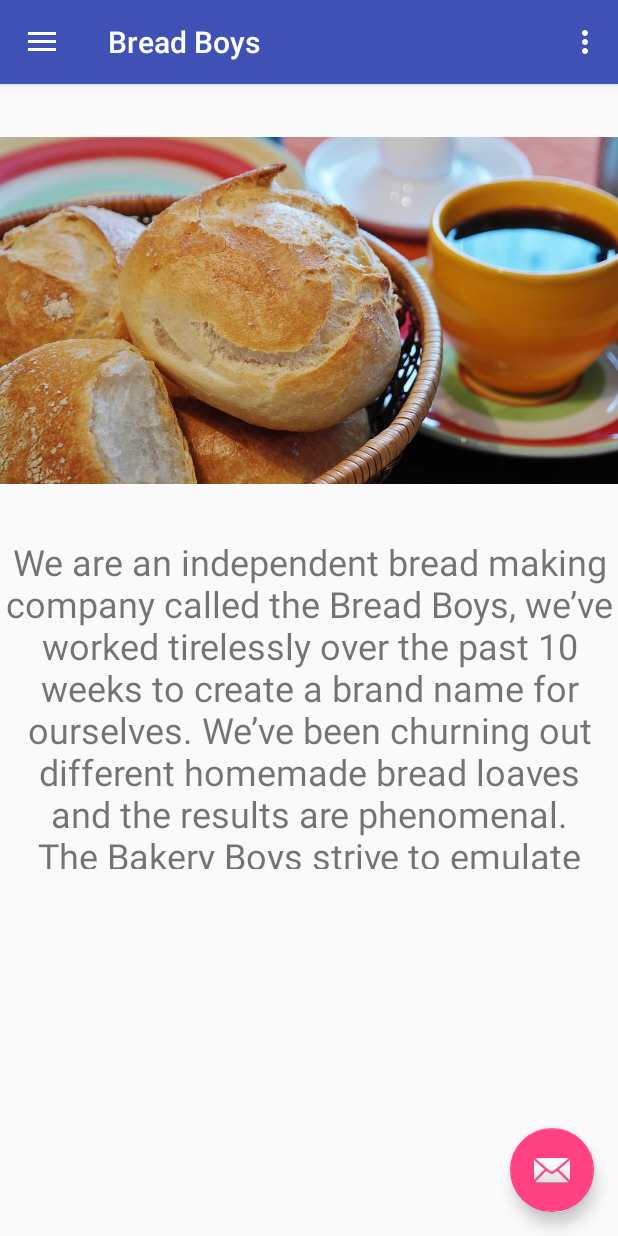
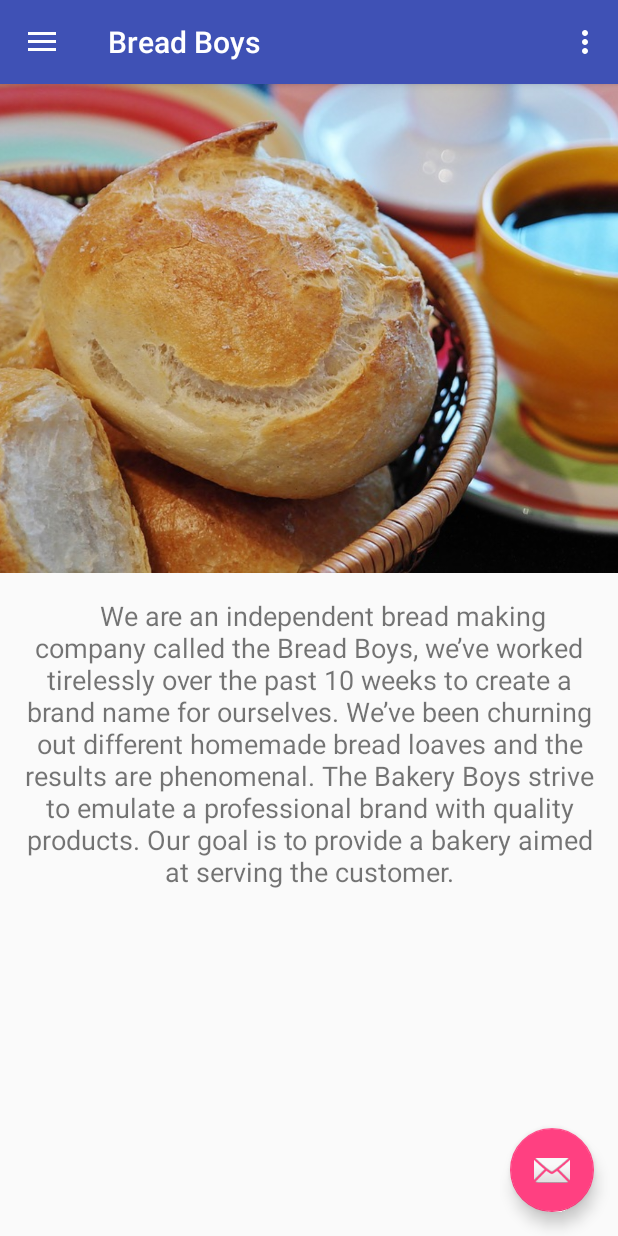
Before and after one commit to ColinLandry/ColinWill-BreadBoys, an Android app: the screen it shows after launch (MainActivity), on a phone screen of 412 x 824 dp. Run offline under Robolectric (Android 15) with nearby library versions, the phone set to English and light mode, and no system bars.

Commit message:
#15 #16 Created and edited pictures for the recipe and main pages

```diff
--- a/app/src/main/res/layout/fragment_main.xml
+++ b/app/src/main/res/layout/fragment_main.xml
@@ -11,17 +11,19 @@
     <ImageView
         android:id="@+id/imageView2"
         android:layout_width="match_parent"
-        android:layout_height="302dp"
-        android:adjustViewBounds="false"
-        android:cropToPadding="false"
+        android:layout_height="326dp"
         app:srcCompat="@drawable/mainpageimage"
-        tools:scaleType="centerCrop" />
+        android:adjustViewBounds="true"
+        android:scaleType="centerCrop" />
 
     <TextView
         android:id="@+id/textView2"
         android:layout_width="match_parent"
-        android:layout_height="221dp"
+        android:layout_height="match_parent"
+        android:layout_marginLeft="16dp"
+        android:layout_marginRight="16dp"
+        android:layout_marginTop="16dp"
         android:text="@string/home_desc"
         android:textAlignment="center"
-        android:textSize="@dimen/subTitle_fontSize" />
+        android:textSize="18sp" />
 </LinearLayout>
--- a/app/src/main/res/layout/fragment_recipe_page.xml
+++ b/app/src/main/res/layout/fragment_recipe_page.xml
@@ -10,11 +10,13 @@
     <!-- TODO: Update blank fragment layout -->
 
     <ImageView
+        android:id="@+id/imageViewRecipe"
         android:layout_width="match_parent"
         android:layout_height="153dp"
         android:layout_weight="0.86"
-        android:id="@+id/imageViewRecipe"
-        android:src="@drawable/mainpageimage"/>
+        android:src="@drawable/mainpageimage"
+        android:adjustViewBounds="true"
+        android:scaleType="centerCrop" />
 
     <TextView
         android:id="@+id/recipetitle"
--- a/app/src/main/res/values/strings.xml
+++ b/app/src/main/res/values/strings.xml
@@ -4,7 +4,7 @@
     <string name="navigation_drawer_close">Close navigation drawer</string>
     <string name="action_settings">Settings</string>
     <string name="hello_blank_fragment">Hello blank fragment</string>
-    <string name="home_desc">We are an independent bread making company
+    <string name="home_desc"> \t We are an independent bread making company
         called the Bread Boys, we’ve worked tirelessly over the past 10 weeks
         to create a brand name for ourselves. We’ve been churning out different
         homemade bread loaves and the results are phenomenal. The Bakery Boys strive
```
Also changed, not shown: app/src/main/java/com/breadboys/willcolin/RecipePageFragment.java (+5 -5 lines).
